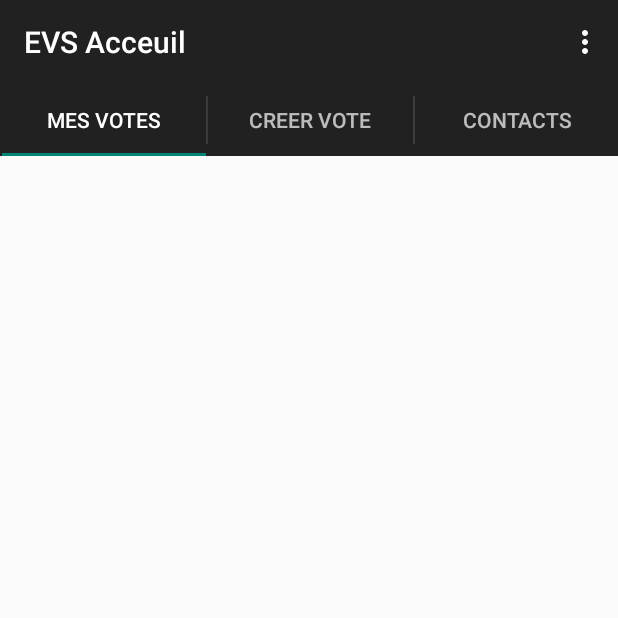
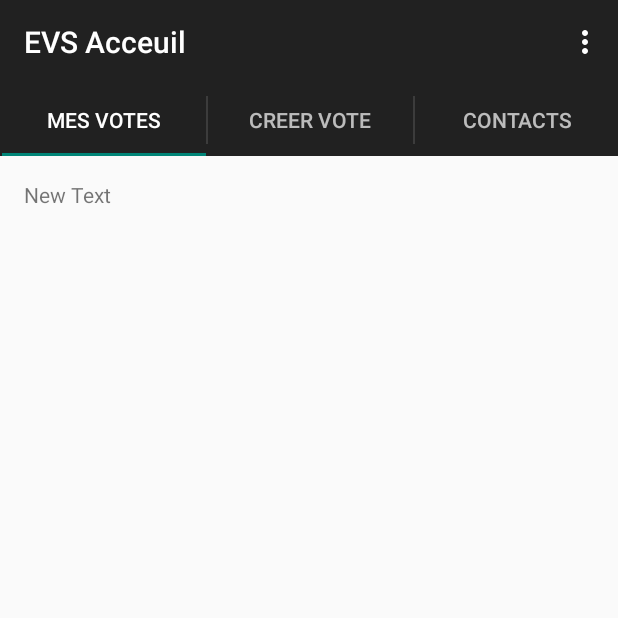
Before and after one commit to Smaylis13/ProjetM1, an Android app: the CHubActivity screen opened directly, with no data from a screen before it, on a phone screen of 412 x 824 dp, the top half of it. Run offline under Robolectric (Android 15) with nearby library versions, the phone set to English and light mode, and no system bars.

Commit message:
Ajout des fragment myVote et Contact. Ajout de la liste des TODO pour les interfaces correspondantes

```diff
--- a/Android/G3Vote/app/src/main/java/fr/univtln/m1dapm/g3/g3vote/Interface/CDateBeginPickerFragment.java
+++ b/Android/G3Vote/app/src/main/java/fr/univtln/m1dapm/g3/g3vote/Interface/CDateBeginPickerFragment.java
@@ -30,7 +30,8 @@ public class CDateBeginPickerFragment extends DialogFragment
 
     public void onDateSet(DatePicker view, int year, int month, int day) {
         // TODO: stock the date to be send to the server at the end of the vote creation
-        // TODO: change the button so it shows the selected date
+
+        //change the button so it shows the selected date
         final Button button = (Button) getActivity().findViewById(R.id.bVoteDateBegin);
         String date = day+"/"+month+"/"+year;
         button.setText(date);
--- a/Android/G3Vote/app/src/main/java/fr/univtln/m1dapm/g3/g3vote/Interface/CHubActivity.java
+++ b/Android/G3Vote/app/src/main/java/fr/univtln/m1dapm/g3/g3vote/Interface/CHubActivity.java
@@ -132,7 +132,7 @@ public class CHubActivity extends AppCompatActivity implements ActionBar.TabList
             // Return a PlaceholderFragment (defined as a static inner class below).
             switch (position){
                 case 0:
-                    return MyVotesFragment.newInstance(position);
+                    return CHubMyVotesFragment.newInstance(position);
                 case 1:
                     return CHubCreateVoteFragment.newInstance(position + 1);
                 case 2:
@@ -147,6 +147,7 @@ public class CHubActivity extends AppCompatActivity implements ActionBar.TabList
             return 3;
         }
 
+        //Tab titles
         @Override
         public CharSequence getPageTitle(int position) {
             Locale l = Locale.getDefault();
@@ -162,20 +163,18 @@ public class CHubActivity extends AppCompatActivity implements ActionBar.TabList
         }
     }
 
-    /**
-     * A placeholder fragment containing a simple view.
-     */
-    public static class PlaceholderFragment extends Fragment {
-        /**
-         * The fragment argument representing the section number for this
-         * fragment.
-         */
+
+     // A placeholder fragment containing a simple view.
+
+    /*public static class PlaceholderFragment extends Fragment {
+
+         // The fragment argument representing the section number for this
+         // fragment.
+
         private static final String ARG_SECTION_NUMBER = "section_number";
+         // Returns a new instance of this fragment for the given section
+         // number.
 
-        /**
-         * Returns a new instance of this fragment for the given section
-         * number.
-         */
         public static PlaceholderFragment newInstance(int sectionNumber) {
             PlaceholderFragment fragment = new PlaceholderFragment();
             Bundle args = new Bundle();
@@ -193,40 +192,7 @@ public class CHubActivity extends AppCompatActivity implements ActionBar.TabList
             View rootView = inflater.inflate(R.layout.fragment_chub, container, false);
             return rootView;
         }
-    }
-
-    public static class MyVotesFragment extends Fragment {
-        /**
-         * The fragment argument representing the section number for this
-         * fragment.
-         */
-        private static final String ARG_SECTION_NUMBER = "section_number";
-
-        /**
-         * Returns a new instance of this fragment for the given section
-         * number.
-         */
-        public static MyVotesFragment newInstance(int sectionNumber) {
-            MyVotesFragment fragment = new MyVotesFragment();
-            Bundle args = new Bundle();
-            args.putInt(ARG_SECTION_NUMBER, sectionNumber);
-            fragment.setArguments(args);
-            return fragment;
-        }
-
-        public MyVotesFragment() {
-        }
-
-        @Override
-        public View onCreateView(LayoutInflater inflater, ViewGroup container,
-                                 Bundle savedInstanceState) {
-            View rootView = inflater.inflate(R.layout.fragment_chub_myvote, container, false);
-            return rootView;
-        }
-    }
-
-
-
+    }*/
     public static class ContactFragment extends Fragment {
         /**
          * The fragment argument representing the section number for this
@@ -258,12 +224,13 @@ public class CHubActivity extends AppCompatActivity implements ActionBar.TabList
 
     }
 
-
+    //handle click on button below text date fin
     public void showDateEndPickerDialog(View view) {
         android.support.v4.app.DialogFragment newFragment = new CDateEndPickerFragment();
         newFragment.show(getSupportFragmentManager(), "datePicker");
     }
 
+    //handle click on button below text date debut
     public void showDateBeginPickerDialog(View view) {
         android.support.v4.app.DialogFragment newFragment = new CDateBeginPickerFragment();
         newFragment.show(getSupportFragmentManager(), "datePicker");
--- /dev/null
+++ b/Android/G3Vote/app/src/main/java/fr/univtln/m1dapm/g3/g3vote/Interface/CHubMyVotesFragment.java
@@ -0,0 +1,49 @@
+package fr.univtln.m1dapm.g3.g3vote.Interface;
+
+import android.os.Bundle;
+import android.support.v4.app.Fragment;
+import android.view.LayoutInflater;
+import android.view.View;
+import android.view.ViewGroup;
+
+import fr.univtln.m1dapm.g3.g3vote.R;
+
+/**
+ * Created by chris on 15/05/15.
+ */
+public class CHubMyVotesFragment extends Fragment {
+    /**
+     * The fragment argument representing the section number for this
+     * fragment.
+     */
+    private static final String ARG_SECTION_NUMBER = "section_number";
+
+    /**
+     * Returns a new instance of this fragment for the given section
+     * number.
+     */
+    public static CHubMyVotesFragment newInstance(int sectionNumber) {
+        CHubMyVotesFragment fragment = new CHubMyVotesFragment();
+        Bundle args = new Bundle();
+        args.putInt(ARG_SECTION_NUMBER, sectionNumber);
+        fragment.setArguments(args);
+        return fragment;
+    }
+
+    public CHubMyVotesFragment() {
+    }
+
+    //TODO: add 2 tabs one "Participant" and one "Admin"
+    //TODO: create 2 ListView that will be displayed in each tab showing the corresponding vote
+    //TODO: create an adapter that will pull content from a DB Query to gather the votes of the user
+    //TODO: Fill the ListViews with the adapter
+    //TODO: make every element of the ListView clikable, then add interface to handle the votes
+    //TODO: add a button in the action bar that will refresh the content of the ListViews
+
+    @Override
+    public View onCreateView(LayoutInflater inflater, ViewGroup container,
+                             Bundle savedInstanceState) {
+        View rootView = inflater.inflate(R.layout.fragment_chub_myvote, container, false);
+        return rootView;
+    }
+}
--- a/Android/G3Vote/app/src/main/java/fr/univtln/m1dapm/g3/g3vote/Interface/CLoginActivity.java
+++ b/Android/G3Vote/app/src/main/java/fr/univtln/m1dapm/g3/g3vote/Interface/CLoginActivity.java
@@ -47,6 +47,7 @@ public class CLoginActivity extends AppCompatActivity {
 
     //gere le clic sur le bouton se connecter
     public void Log(View view) {
+        //TODO: handle the connection of the user
         Intent intent = new Intent(this,CHubActivity.class);
         startActivity(intent);
     }
--- a/Android/G3Vote/app/src/main/java/fr/univtln/m1dapm/g3/g3vote/Interface/CSubActivity.java
+++ b/Android/G3Vote/app/src/main/java/fr/univtln/m1dapm/g3/g3vote/Interface/CSubActivity.java
@@ -37,4 +37,6 @@ public class CSubActivity extends AppCompatActivity {
 
         return super.onOptionsItemSelected(item);
     }
+
+    //TODO: handle the inscription on the server
 }
--- a/Android/G3Vote/app/src/main/res/layout/fragment_chub_createvote.xml
+++ b/Android/G3Vote/app/src/main/res/layout/fragment_chub_createvote.xml
@@ -66,7 +66,8 @@
         android:layout_height="match_parent"
         android:layout_alignParentLeft="true"
         android:layout_alignParentStart="true"
-        android:layout_below="@+id/bVoteDateBegin">
+        android:layout_below="@+id/bVoteDateBegin"
+        android:layout_marginTop="15dp">
 
         <Button
             android:layout_width="wrap_content"
@@ -87,7 +88,7 @@
             android:layout_centerHorizontal="true" />
 
         <Spinner
-            android:layout_width="fill_parent"
+            android:layout_width="wrap_content"
             android:layout_height="wrap_content"
             android:id="@+id/voteTypeList"
             android:clickable="true"
--- a/Android/G3Vote/app/src/main/res/layout/fragment_chub_myvote.xml
+++ b/Android/G3Vote/app/src/main/res/layout/fragment_chub_myvote.xml
@@ -18,5 +18,18 @@
         android:layout_centerVertical="true"
         android:layout_centerHorizontal="true" />
 
+    <TextView
+        android:layout_width="wrap_content"
+        android:layout_height="wrap_content"
+        android:text="New Text"
+        android:id="@+id/textView2"
+        android:layout_alignTop="@+id/section_label"
+        android:layout_alignParentLeft="true"
+        android:layout_alignParentStart="true"
+        android:layout_alignParentRight="true"
+        android:layout_alignParentEnd="true"
+        android:clickable="true"
+        />
+
 
 </RelativeLayout>
```
Also changed, not shown: Android/G3Vote/app/src/main/java/fr/univtln/m1dapm/g3/g3vote/Interface/CHubContactFragment.java (added, +43 -0 lines), Android/G3Vote/app/src/main/java/fr/univtln/m1dapm/g3/g3vote/Interface/CHubCreateVoteFragment.java (+6 -5 lines).
